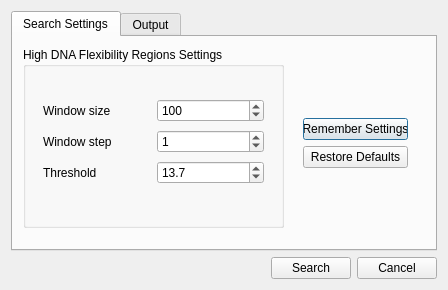
Old version of the form src/plugins/dna_flexibility/src/ui/DNAFlexDialog.ui in the repository violethaze74/ugene.
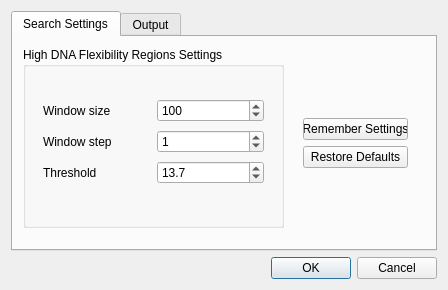
New version of the form.

Commit message: Help system for all dialogs, UI improvements for all dialogs.

Diff of the .ui file:
```diff
--- a/src/plugins/dna_flexibility/src/ui/DNAFlexDialog.ui
+++ b/src/plugins/dna_flexibility/src/ui/DNAFlexDialog.ui
@@ -141,7 +141,7 @@
         </layout>
        </widget>
       </widget>
-      <widget class="QWidget" name="">
+      <widget class="QWidget" name="layoutWidget">
        <property name="geometry">
         <rect>
          <x>290</x>
@@ -216,35 +216,11 @@
     </widget>
    </item>
    <item>
-    <layout class="QHBoxLayout" name="buttonslLayout">
-     <item>
-      <spacer name="horizontalSpacer">
-       <property name="orientation">
-        <enum>Qt::Horizontal</enum>
-       </property>
-       <property name="sizeHint" stdset="0">
-        <size>
-         <width>182</width>
-         <height>20</height>
-        </size>
-       </property>
-      </spacer>
-     </item>
-     <item>
-      <widget class="QPushButton" name="btnSearch">
-       <property name="text">
-        <string>Search</string>
-       </property>
-      </widget>
-     </item>
-     <item>
-      <widget class="QPushButton" name="btnCancel">
-       <property name="text">
-        <string>Cancel</string>
-       </property>
-      </widget>
-     </item>
-    </layout>
+    <widget class="QDialogButtonBox" name="buttonBox">
+     <property name="standardButtons">
+      <set>QDialogButtonBox::Cancel|QDialogButtonBox::Ok</set>
+     </property>
+    </widget>
    </item>
   </layout>
  </widget>
```
Left out of the diff: 26 changed lines with no effect on the pictures. The commit also changes 309 other files.
